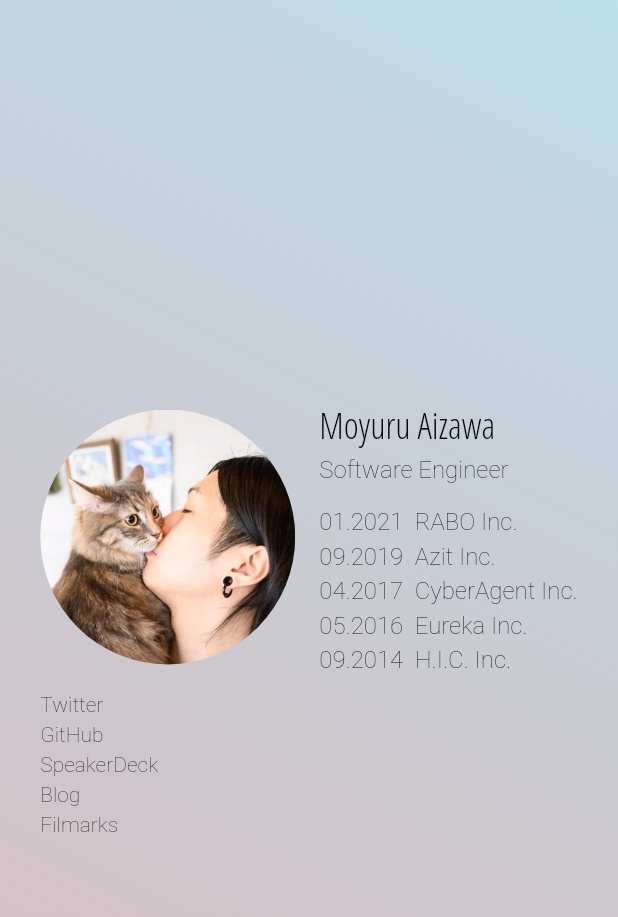
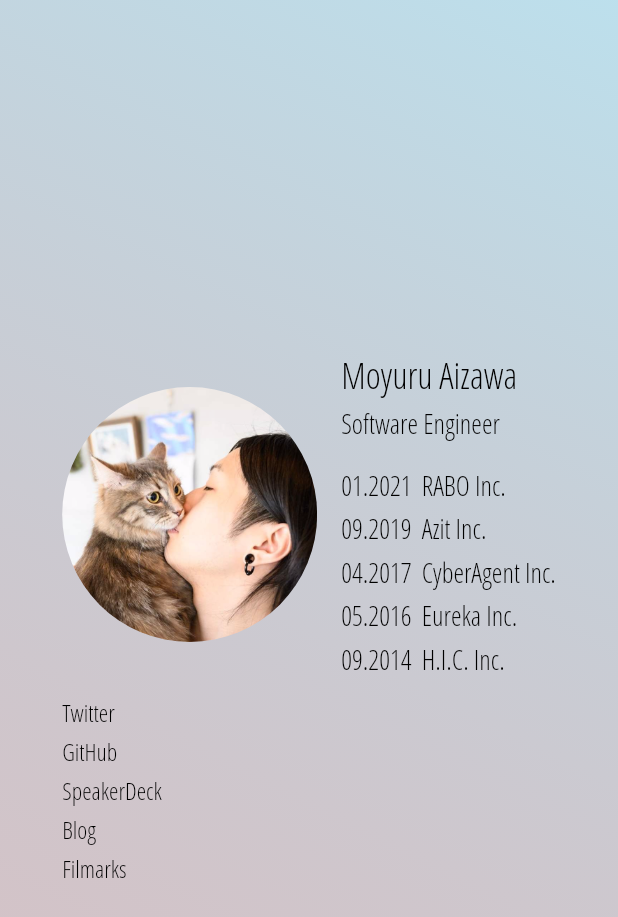
Before and after one commit to MoyuruAizawa/moyuruaizawa.github.io, a Flutter app: the screen it shows after launch, on a phone screen of 412 x 824 dp. Shown: the top 917 px of the screen. Run offline on Flutter 3.47's test engine with Material 2 defaults, Android fonts, the phone set to English and light mode, and no system bars; missing offline and left inert: dart:html.

Commit message:
Change description

```diff
--- a/lib/app_theme.dart
+++ b/lib/app_theme.dart
@@ -8,19 +8,19 @@ ThemeData get appTheme {
               fontSize: 24,
               fontFamily: "AppFontFamily",
               color: Colors.black,
-              fontWeight: FontWeight.w200,
+              fontWeight: FontWeight.w400,
             ),
             bodyText1: TextStyle(
-              fontSize: 16,
-              // fontFamily: "AppFontFamily",
+              fontSize: 18,
+              fontFamily: "AppFontFamily",
               color: Colors.black,
-              fontWeight: FontWeight.w200,
+              fontWeight: FontWeight.w400,
             ),
         bodyText2: TextStyle(
-          fontSize: 14,
-          // fontFamily: "AppFontFamily",
+          fontSize: 16,
+          fontFamily: "AppFontFamily",
           color: Colors.black,
-          fontWeight: FontWeight.w200,
+          fontWeight: FontWeight.w400,
         ),
           ));
 }
```
Also changed, not shown: 5 other files.
